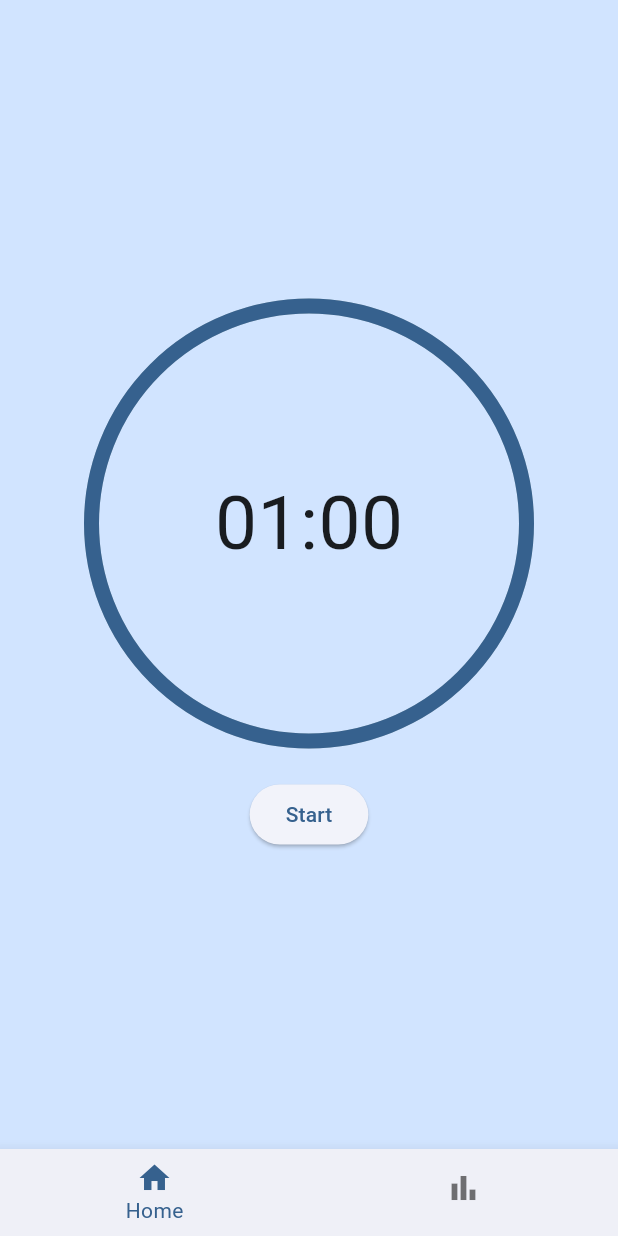
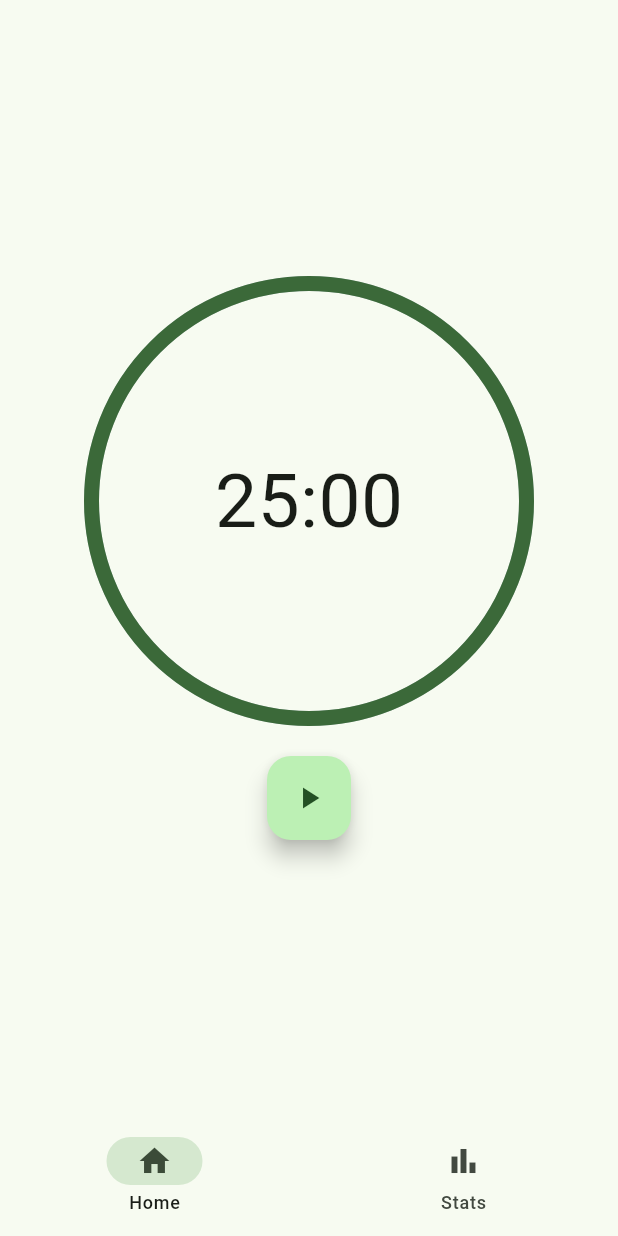
Before and after one commit to dexprexxtion/focus_io, a Flutter app: the screen it shows after launch, on a phone screen of 412 x 824 dp. Run offline on Flutter 3.47's test engine with Material 2 defaults, Android fonts, the phone set to English and light mode, and no system bars; drawn by our look-alikes of percent_indicator.

Commit message:
NavRail and NavBar made according to M3 guidelines

```diff
--- a/lib/main.dart
+++ b/lib/main.dart
@@ -15,7 +15,7 @@ class MyApp extends StatelessWidget {
       title: 'Focus.io',
       theme: ThemeData(
         useMaterial3: true,
-        colorScheme: ColorScheme.fromSeed(seedColor: Colors.blue),
+        colorScheme: ColorScheme.fromSeed(seedColor: Colors.green),
       ),
       home: const MyHomePage(),
     );
@@ -63,9 +63,21 @@ class _MyHomePageState extends State<MyHomePage> {
             ],
             minWidth: 70,
             useIndicator: true,
-            backgroundColor: Theme.of(context).colorScheme.onInverseSurface,
-            indicatorColor: Theme.of(context).colorScheme.tertiaryContainer,
             labelType: NavigationRailLabelType.selected,
+            selectedIconTheme: IconThemeData(
+              color: Theme.of(context).colorScheme.onSecondaryContainer,
+            ),
+            indicatorColor: Theme.of(context).colorScheme.secondaryContainer,
+            selectedLabelTextStyle: TextStyle(
+              color: Theme.of(context).colorScheme.onSurface,
+            ),
+            unselectedIconTheme: IconThemeData(
+              color: Theme.of(context).colorScheme.onSurfaceVariant,
+            ),
+            unselectedLabelTextStyle: TextStyle(
+              color: Theme.of(context).colorScheme.onSurfaceVariant,
+            ),
+            groupAlignment: 0.0,
             selectedIndex: selectedIndex,
             onDestinationSelected: (value) {
               setState(() {
@@ -83,28 +95,27 @@ class _MyHomePageState extends State<MyHomePage> {
       );
     } else {
       return Scaffold(
-        bottomNavigationBar: BottomNavigationBar(
-            items: <BottomNavigationBarItem>[
-              BottomNavigationBarItem(
+        bottomNavigationBar: NavigationBar(
+          destinations: <Widget>[
+            NavigationDestination(
               icon: Icon(Icons.home_outlined),
-                activeIcon: Icon(Icons.home),
+              selectedIcon: Icon(Icons.home),
               label: 'Home',
             ),
-              BottomNavigationBarItem(
+            NavigationDestination(
               icon: Icon(Icons.bar_chart_outlined),
-                activeIcon: Icon(Icons.bar_chart_rounded),
+              selectedIcon: Icon(Icons.bar_chart_rounded),
               label: 'Stats',
             ),
           ],
-            backgroundColor: Theme.of(context).colorScheme.onInverseSurface,
-            selectedItemColor: Theme.of(context).colorScheme.primary,
-            showUnselectedLabels: false,
-            currentIndex: selectedIndex,
-            onTap: (int index) {
+          backgroundColor: Theme.of(context).colorScheme.surface,
+          selectedIndex: selectedIndex,
+          onDestinationSelected: (value) {
             setState(() {
-                selectedIndex = index;
+              selectedIndex = value;
             });
-            }),
+          },
+        ),
         body: page,
       );
     }
@@ -117,7 +128,7 @@ class FocusPage extends StatefulWidget {
 }
 
 class _FocusPageState extends State<FocusPage> {
-  int _workTimeInMinutes = 1;
+  int _workTimeInMinutes = 25;
   int _secondsRemaining = 0;
   Timer? focusCountdownTimer;
   bool _isRunning = false;
@@ -226,31 +237,31 @@ class _FocusPageState extends State<FocusPage> {
               mainAxisAlignment: MainAxisAlignment.center,
               children: <Widget>[
                 if (!_isRunning)
-                  ElevatedButton(
+                  FloatingActionButton(
                     onPressed: startTimer,
-                    child: Text('Start'),
+                    child: Icon(Icons.play_arrow),
                   ),
                 if (_isRunning)
-                  ElevatedButton(
+                  FloatingActionButton(
                     onPressed: stopTimer,
-                    child: Text('Stop'),
+                    child: Icon(Icons.stop),
                   ),
                 if (_isRunning && !_isPaused)
-                  ElevatedButton(
+                  FloatingActionButton(
                     onPressed: pauseTimer,
-                    child: Text('Pause'),
+                    child: Icon(Icons.pause),
                   ),
                 if (_isRunning && _isPaused)
-                  ElevatedButton(
+                  FloatingActionButton(
                     onPressed: resumeTimer,
-                    child: Text('Resume'),
+                    child: Icon(Icons.play_arrow),
                   ),
               ],
             )
           ],
         ),
       ),
-      backgroundColor: Theme.of(context).colorScheme.primaryContainer,
+      backgroundColor: Theme.of(context).colorScheme.surface,
     );
   }
 
```
Lines whose indentation alone changed are shown as unchanged.
